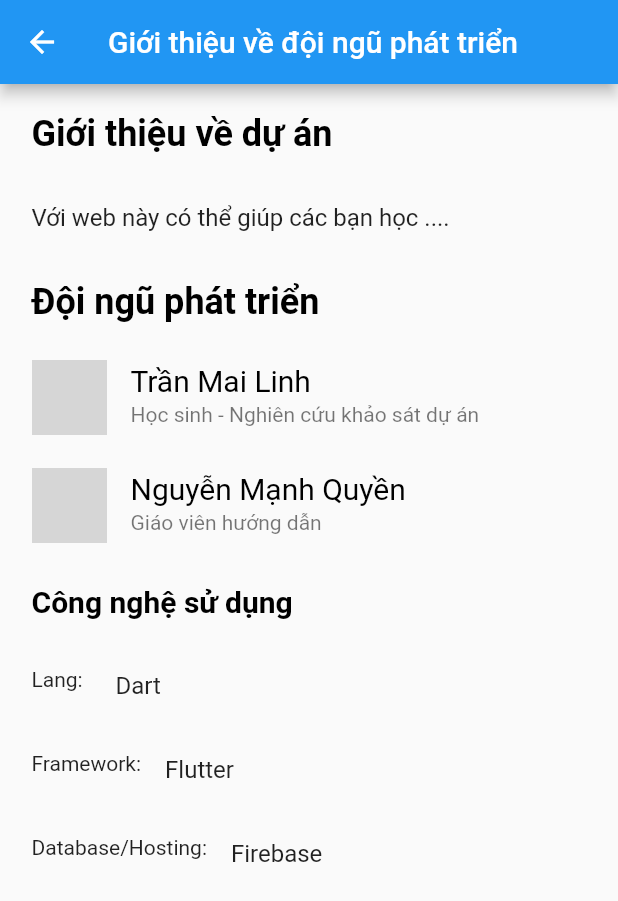
After one commit to epitchi/Make-Math-Easy, a Flutter app: the screen it shows after launch, after a tap on "Giới thiệu", on a phone screen of 412 x 824 dp. The commit adds this screen. Shown: the top 901 px of the screen. Run offline on Flutter 3.47's test engine with Material 2 defaults, Android fonts, the phone set to English and light mode, and no system bars; missing offline and left inert: dart:html; grey boxes are pictures that could not be loaded.

Commit message:
add introduce page

```diff
--- a/lib/main.dart
+++ b/lib/main.dart
@@ -1,4 +1,5 @@
 import 'package:flutter/material.dart';
+import 'package:solveMathApp/screen/IntroducePage.dart';
 import 'package:solveMathApp/screen/MenuPage.dart';
 
 void main() {
@@ -50,6 +51,13 @@ class _MyHomePageState extends State<MyHomePage> {
                   );
                 },
               ),
+              ListTile(
+                title: Text("Giới thiệu"),
+                onTap: () {
+                  Navigator.push(context,
+                      MaterialPageRoute(builder: (context) => IntroducePage()));
+                },
+              )
             ],
           ),
         ),
--- /dev/null
+++ b/lib/screen/IntroducePage.dart
@@ -0,0 +1,101 @@
+import 'package:flutter/material.dart';
+import 'dart:html' as html;
+
+class IntroducePage extends StatefulWidget {
+  @override
+  _IntroducePageState createState() => _IntroducePageState();
+}
+
+class _IntroducePageState extends State<IntroducePage> {
+  @override
+  Widget build(BuildContext context) {
+    return Scaffold(
+      appBar: AppBar(
+        title: Text("Giới thiệu về đội ngũ phát triển"),
+      ),
+      body: Container(
+          child: Padding(
+              padding: EdgeInsets.all(5),
+              child: Column(
+                children: [
+                  ListTile(
+                      title: Text(
+                    "Giới thiệu về dự án",
+                    style: TextStyle(
+                        color: Colors.black,
+                        fontSize: 24.0,
+                        fontWeight: FontWeight.bold),
+                  )),
+                  ListTile(
+                    title: Text("Với web này có thể giúp các bạn học ...."),
+                  ),
+                  ListTile(
+                    title: Text("Đội ngũ phát triển",
+                        style: TextStyle(
+                            color: Colors.black,
+                            fontSize: 24.0,
+                            fontWeight: FontWeight.bold)),
+                  ),
+                  // Image.asset(
+                  //     "assets/images/img_thayQuyen.png",
+                  //     width: 26,
+                  //     height: 26),
+                  ListTile(
+                    leading: Image.asset(
+                      "assets/images/img_mailinh.png",
+                      height: 50,
+                      width: 50,
+                    ),
+                    subtitle: Text("Học sinh - Nghiên cứu khảo sát dự án"),
+                    title: Text("Trần Mai Linh",
+                        style: TextStyle(color: Colors.black, fontSize: 20.0)),
+                    onTap: () {
+                      html.window.open(
+                          "https://www.facebook.com/profile.php?id=100035813623344",
+                          "Tran Mai Linh");
+                    },
+                  ),
+
+                  ListTile(
+                    leading: Image.asset(
+                      "assets/images/img_thayQuyen.png",
+                      height: 50,
+                      width: 50,
+                    ),
+                    subtitle: Text("Giáo viên hướng dẫn"),
+                    title: Text("Nguyễn Mạnh Quyền",
+                        style: TextStyle(color: Colors.black, fontSize: 20.0)),
+                    onTap: () {
+                      html.window.open(
+                          "https://www.facebook.com/quyen.nguyenmanh.790",
+                          "Nguyen Manh Quyen");
+                    },
+                  ),
+                  ListTile(
+                      title: Text(
+                    "Công nghệ sử dụng",
+                    style: TextStyle(
+                        color: Colors.black,
+                        fontSize: 20.0,
+                        fontWeight: FontWeight.bold),
+                  )),
+                  ListTile(
+                      leading: Text("Lang:"),
+                      title: Text(
+                        "Dart",
+                      )),
+                  ListTile(
+                    leading: Text("Framework:"),
+                    title: Text(
+                      "Flutter",
+                    ),
+                  ),
+                  ListTile(
+                    leading: Text("Database/Hosting:"),
+                    title: Text("Firebase"),
+                  ),
+                ],
+              ))),
+    );
+  }
+}
--- a/lib/screen/MenuPage.dart
+++ b/lib/screen/MenuPage.dart
@@ -21,6 +21,7 @@ class _MenuPageState extends State<MenuPage> {
               ),
               RaisedButton(
                 child: Text("Giải Phương Trình Bậc 2"),
+                color: Colors.lightBlue,
                 onPressed: () {
                   Navigator.push(
                     context,
@@ -29,7 +30,6 @@ class _MenuPageState extends State<MenuPage> {
                 },
               ),
               RaisedButton(
-                color: Colors.blueAccent,
                 child: Text("Mode 2"),
                 onPressed: () {
                   showDialog(
--- a/pubspec.yaml
+++ b/pubspec.yaml
@@ -45,9 +45,9 @@ flutter:
   uses-material-design: true
 
   # To add assets to your application, add an assets section, like this:
-  # assets:
-  #   - images/a_dot_burr.jpeg
-  #   - images/a_dot_ham.jpeg
+  assets:
+    - assets/img_thayQuyen.png
+    - assets/img_mailinh.png
 
   # An image asset can refer to one or more resolution-specific "variants", see
   # https://flutter.dev/assets-and-images/#resolution-aware.
```
Also changed, not shown: assets/images/img_mailinh.png (added), assets/images/img_thayQuyen.png (added), 2 other files.
